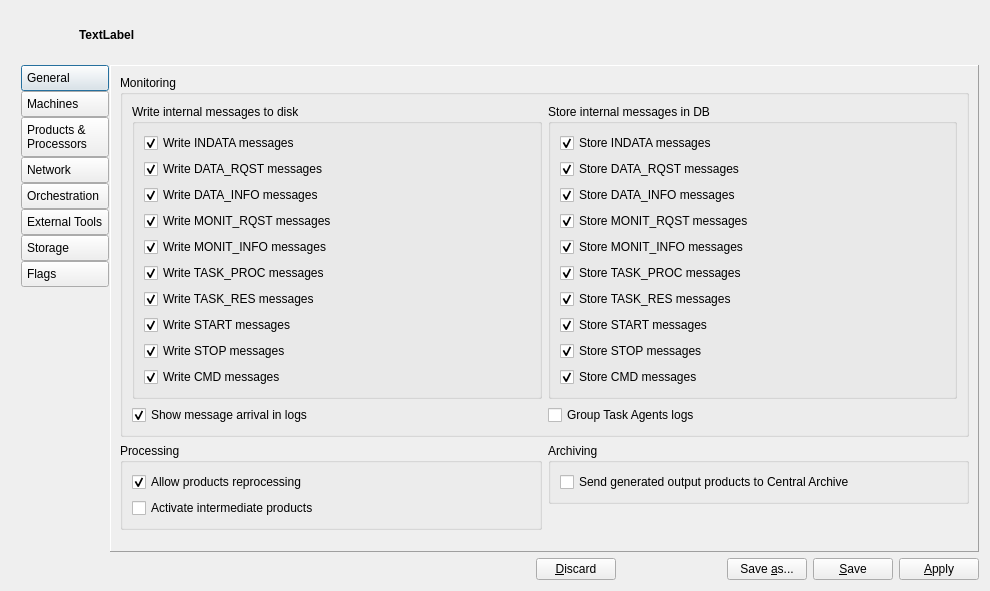
Old version of the form qpfgui/configtool.ui in the repository aardalath/qpf.
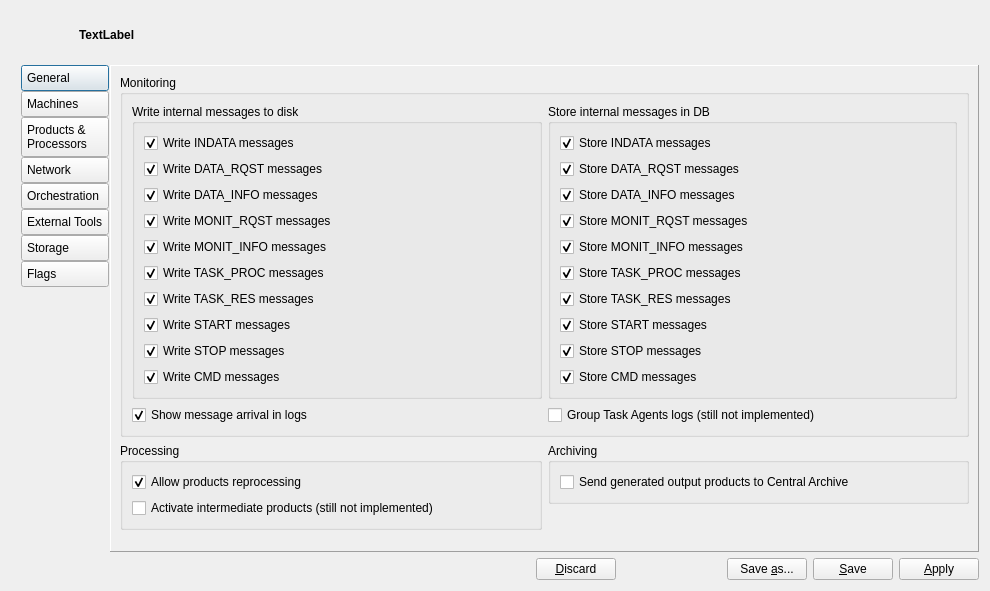
New version of the form. The open tabs and pages were chosen to show the change. Icons and pictures are not drawn.

What changed in the file:
```diff
--- a/qpfgui/configtool.ui
+++ b/qpfgui/configtool.ui
@@ -2083,7 +2083,7 @@
               <item>
                <widget class="QCheckBox" name="chkGroupTskAgentLogs">
                 <property name="text">
-                 <string>Group Task Agents logs</string>
+                 <string>Group Task Agents logs (still not implemented)</string>
                 </property>
                </widget>
               </item>
@@ -2113,7 +2113,7 @@
               <item>
                <widget class="QCheckBox" name="chkGenerateIntermedProd">
                 <property name="text">
-                 <string>Activate intermediate products</string>
+                 <string>Activate intermediate products (still not implemented)</string>
                 </property>
                </widget>
               </item>
```
